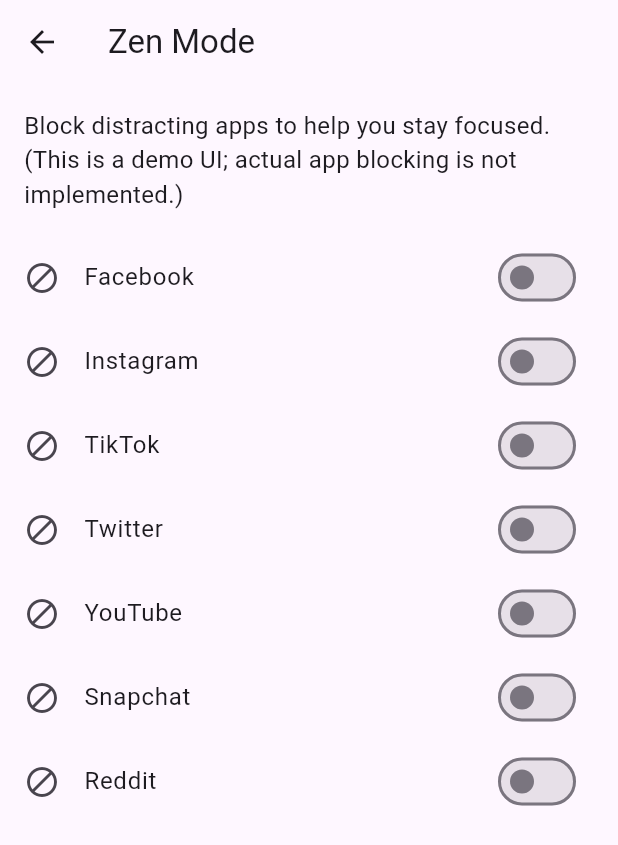
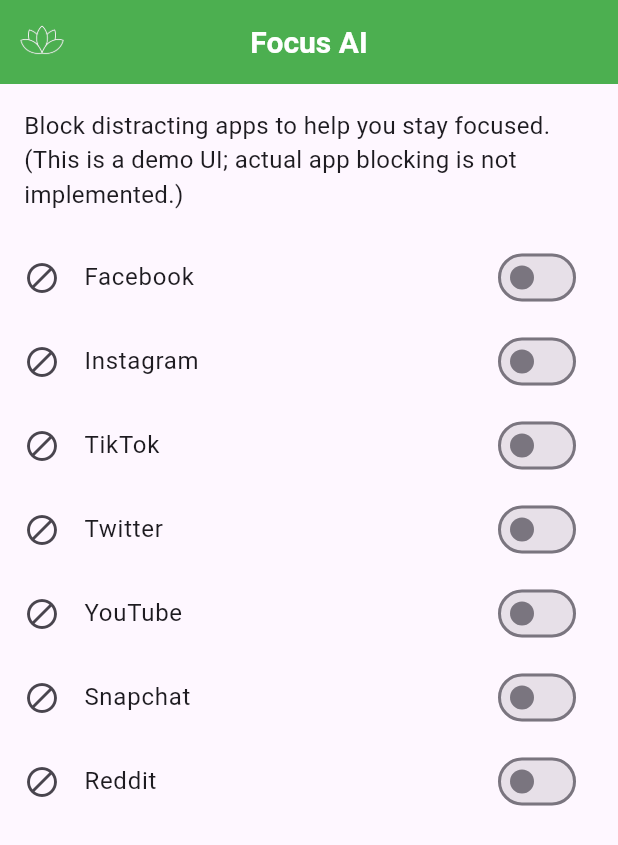
Before and after one commit to Tausia01/focus_ai_app, a Flutter app: the ZenModeScreen screen opened directly, on a phone screen of 412 x 824 dp. Shown: the top 845 px of the screen. Run offline on Flutter 3.47's test engine with Material 3 defaults, Android fonts, the phone set to English and light mode, and no system bars; our stand-ins replace cloud_firestore, firebase_auth, firebase_core, fl_chart; accounts and stored records are empty; network calls fail.

Commit message:
added appbar with icon

```diff
--- a/lib/auth_screen.dart
+++ b/lib/auth_screen.dart
@@ -1,6 +1,7 @@
 import 'package:flutter/material.dart';
 import 'package:firebase_auth/firebase_auth.dart';
 import 'screens/main_screen.dart';
+import 'widgets/custom_app_bar.dart';
 
 class AuthScreen extends StatefulWidget {
   const AuthScreen({super.key});
@@ -71,7 +72,9 @@
   @override
   Widget build(BuildContext context) {
     return Scaffold(
-      appBar: AppBar(title: const Text('Focus AI Auth')),
+      appBar: const CustomAppBar(
+        title: 'Focus AI',
+      ),
       body: Padding(
         padding: const EdgeInsets.all(16),
         child: Column(
--- a/lib/main.dart
+++ b/lib/main.dart
@@ -6,6 +6,7 @@
 import 'auth_screen.dart';
 import 'auth_service.dart';
 import 'dart:io';
+import 'widgets/custom_app_bar.dart';
 
 void main() async {
   WidgetsFlutterBinding.ensureInitialized();
@@ -100,10 +101,8 @@
         useMaterial3: true,
       ),
       home: Scaffold(
-        appBar: AppBar(
-          title: const Text('Initialization Error'),
-          backgroundColor: Colors.red,
-          foregroundColor: Colors.white,
+        appBar: const CustomAppBar(
+          title: 'Focus AI',
         ),
         body: Padding(
           padding: const EdgeInsets.all(16.0),
@@ -217,10 +216,8 @@
         useMaterial3: true,
       ),
       home: Scaffold(
-        appBar: AppBar(
-          title: const Text('Focus AI - Offline Mode'),
-          backgroundColor: Colors.orange,
-          foregroundColor: Colors.white,
+        appBar: const CustomAppBar(
+          title: 'Focus AI',
         ),
         body: SingleChildScrollView(
           padding: const EdgeInsets.all(16.0),
--- a/lib/screens/focus_assistant_screen.dart
+++ b/lib/screens/focus_assistant_screen.dart
@@ -5,6 +5,7 @@
 import '../auth_service.dart';
 import '../auth_screen.dart';
 import '../models/chat_message.dart';
+import '../widgets/custom_app_bar.dart';
 
 class FocusAssistantScreen extends StatefulWidget {
   const FocusAssistantScreen({super.key});
@@ -76,8 +77,8 @@
   @override
   Widget build(BuildContext context) {
     return Scaffold(
-      appBar: AppBar(
-        title: const Text('Focus Assistant'),
+      appBar: CustomAppBar(
+        title: 'Focus AI',
         actions: [
           IconButton(
             icon: const Icon(Icons.logout),
--- a/lib/screens/home_screen.dart
+++ b/lib/screens/home_screen.dart
@@ -5,6 +5,7 @@
 import '../auth_screen.dart';
 import '../services/task_service.dart';
 import '../models/task.dart';
+import '../widgets/custom_app_bar.dart';
 
 class HomeScreen extends StatelessWidget {
   const HomeScreen({super.key});
@@ -38,8 +39,8 @@
           );
         }
         return Scaffold(
-          appBar: AppBar(
-            title: const Text('Home'),
+          appBar: CustomAppBar(
+            title: 'Focus AI',
             actions: [
               IconButton(
                 icon: const Icon(Icons.logout),
--- a/lib/screens/zen_mode_screen.dart
+++ b/lib/screens/zen_mode_screen.dart
@@ -1,4 +1,5 @@
 import 'package:flutter/material.dart';
+import '../widgets/custom_app_bar.dart';
 
 class ZenModeScreen extends StatefulWidget {
   const ZenModeScreen({super.key});
@@ -21,8 +22,8 @@
   @override
   Widget build(BuildContext context) {
     return Scaffold(
-      appBar: AppBar(
-        title: const Text('Zen Mode'),
+      appBar: const CustomAppBar(
+        title: 'Focus AI',
       ),
       body: ListView(
         children: [
--- a/lib/task_screen.dart
+++ b/lib/task_screen.dart
@@ -3,6 +3,7 @@
 import 'package:flutter/material.dart';
 import 'models/task.dart';
 import 'services/task_service.dart';
+import 'widgets/custom_app_bar.dart';
 
 class TaskScreen extends StatefulWidget {
   const TaskScreen({super.key});
@@ -146,8 +147,8 @@
   @override
   Widget build(BuildContext context) {
     return Scaffold(
-      appBar: AppBar(
-        title: const Text('Your Tasks'),
+      appBar: CustomAppBar(
+        title: 'Focus AI',
         actions: [
           PopupMenuButton<String>(
             onSelected: (value) async {
--- /dev/null
+++ b/lib/widgets/custom_app_bar.dart
@@ -0,0 +1,52 @@
+import 'package:flutter/material.dart';
+
+class CustomAppBar extends StatelessWidget implements PreferredSizeWidget {
+  final String title;
+  final List<Widget>? actions;
+  final bool showBackButton;
+  final VoidCallback? onBackPressed;
+
+  const CustomAppBar({
+    super.key,
+    this.title = 'Focus AI',
+    this.actions,
+    this.showBackButton = false,
+    this.onBackPressed,
+  });
+
+  @override
+  Widget build(BuildContext context) {
+    return AppBar(
+      backgroundColor: Colors.green,
+      foregroundColor: Colors.white,
+      elevation: 0,
+      leading: showBackButton
+          ? IconButton(
+              icon: const Icon(Icons.arrow_back),
+              onPressed: onBackPressed ?? () => Navigator.of(context).pop(),
+            )
+          : Padding(
+              padding: const EdgeInsets.all(8.0),
+              child: Image.asset(
+                'assets/focus_ai_icon.png',
+                width: 64,
+                height: 64,
+                fit: BoxFit.contain,
+              ),
+            ),
+      title: Text(
+        title,
+        style: const TextStyle(
+          fontSize: 20,
+          fontWeight: FontWeight.bold,
+          color: Colors.white,
+        ),
+      ),
+      centerTitle: true,
+      actions: actions,
+    );
+  }
+
+  @override
+  Size get preferredSize => const Size.fromHeight(kToolbarHeight);
+}
--- a/pubspec.yaml
+++ b/pubspec.yaml
@@ -62,9 +62,8 @@
   uses-material-design: true
 
   # To add assets to your application, add an assets section, like this:
-  # assets:
-  #   - images/a_dot_burr.jpeg
-  #   - images/a_dot_ham.jpeg
+  assets:
+    - assets/focus_ai_icon.png
 
   # An image asset can refer to one or more resolution-specific "variants", see
   # https://flutter.dev/to/resolution-aware-images
```
Also changed, not shown: assets/focus_ai_icon.png (added).
